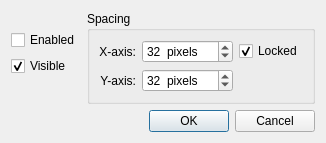
First picture: the form in ui/canvas_grid_dialog.ui, repository enjoysmath/abstract-spacecraft, before the edit.
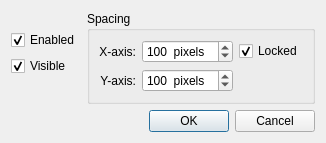
Second picture: the form after the edit. Icons and pictures are not drawn.

Diff of the .ui file:
```diff
--- a/ui/canvas_grid_dialog.ui
+++ b/ui/canvas_grid_dialog.ui
@@ -27,7 +27,7 @@
       <string>Enabled</string>
      </property>
      <property name="checked">
-      <bool>false</bool>
+      <bool>true</bool>
      </property>
     </widget>
    </item>
@@ -59,16 +59,16 @@
          <string>  pixels</string>
         </property>
         <property name="minimum">
-         <number>16</number>
+         <number>10</number>
         </property>
         <property name="maximum">
-         <number>1024</number>
+         <number>1000</number>
         </property>
         <property name="singleStep">
          <number>4</number>
         </property>
         <property name="value">
-         <number>32</number>
+         <number>100</number>
         </property>
        </widget>
       </item>
@@ -104,16 +104,16 @@
          <string>  pixels</string>
         </property>
         <property name="minimum">
-         <number>16</number>
+         <number>10</number>
         </property>
         <property name="maximum">
-         <number>1024</number>
+         <number>1000</number>
         </property>
         <property name="singleStep">
          <number>4</number>
         </property>
         <property name="value">
-         <number>32</number>
+         <number>100</number>
         </property>
        </widget>
       </item>
```
Left out of the diff: 8 changed lines with no effect on the pictures.
